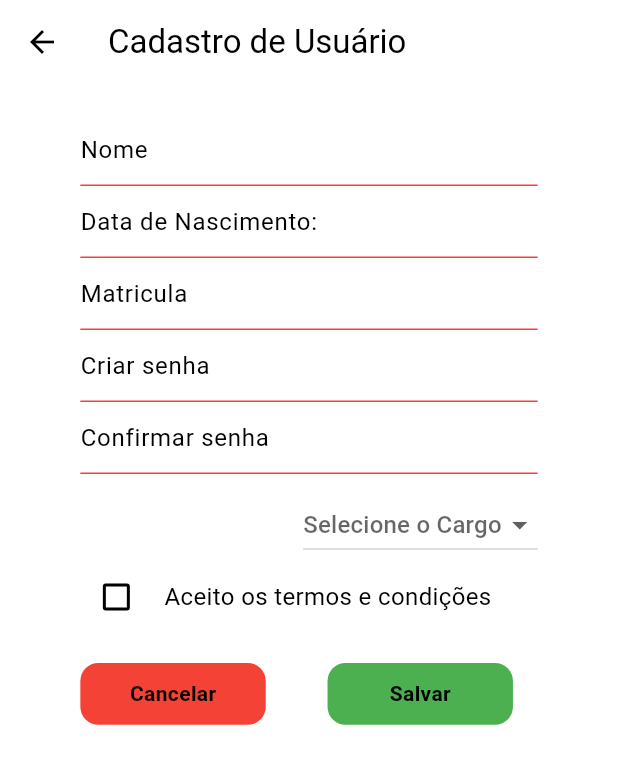
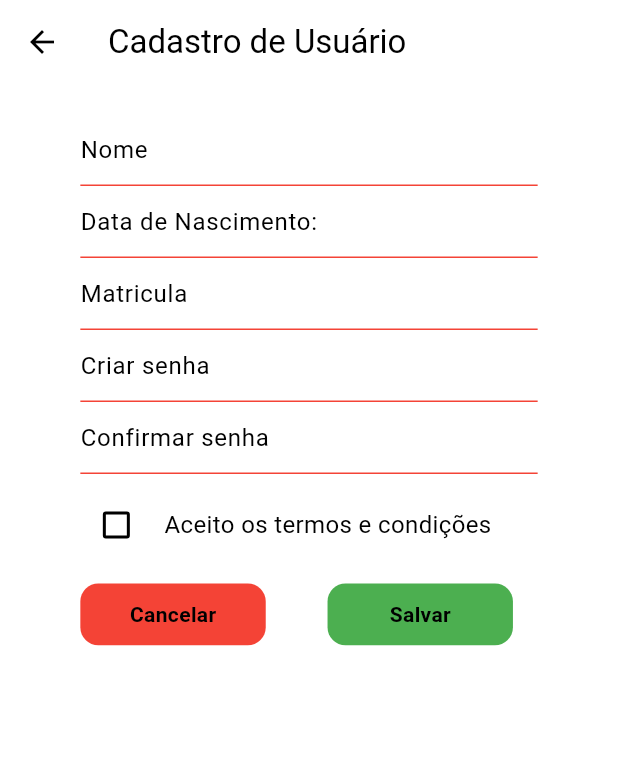
Before and after one commit to alexandrendev/app-queue, a Flutter app: the CadastroUsuario screen opened directly, on a phone screen of 412 x 824 dp. Shown: the top 764 px of the screen. Run offline on Flutter 3.47's test engine with Material 3 defaults, Android fonts, the phone set to English and light mode, and no system bars.

Commit message:
Revert "Feat: Adiciona tela de usuario"
This reverts commit 6a374f207bb2df40213ea32cdc37ae6e9350fa80.

```diff
--- a/app_queue/lib/components/my_dropdown_button.dart
+++ /dev/null
@@ -1,29 +0,0 @@
-import 'package:flutter/material.dart';
-
-class MyDropdownButton extends StatelessWidget {
-  final String? selectedValue; // O valor atualmente selecionado
-  final Function(String?) onChanged; // Função que será chamada quando o valor mudar
-  final List<String> items; // Lista de itens (cargos) disponíveis
-
-  const MyDropdownButton({
-    super.key,
-    required this.selectedValue,
-    required this.onChanged,
-    required this.items,
-  });
-
-  @override
-  Widget build(BuildContext context) {
-    return DropdownButton<String>(
-      value: selectedValue,
-      hint: const Text('Selecione o Cargo'),
-      onChanged: onChanged,
-      items: items.map<DropdownMenuItem<String>>((String value) {
-        return DropdownMenuItem<String>(
-          value: value,
-          child: Text(value),
-        );
-      }).toList(),
-    );
-  }
-}
--- a/app_queue/lib/pages/cadastro_usuario.dart
+++ b/app_queue/lib/pages/cadastro_usuario.dart
@@ -1,8 +1,6 @@
 import 'package:app_queue/components/my_button.dart';
 import 'package:app_queue/components/my_checkBox.dart';
-import 'package:app_queue/components/my_dropdown_button.dart';
 import 'package:app_queue/components/my_text_input.dart';
-
 import 'package:flutter/material.dart';
 
 class CadastroUsuario extends StatefulWidget {
@@ -19,14 +17,9 @@ class _CadastroUsuarioState extends State<CadastroUsuario> {
   final TextEditingController nomeController = TextEditingController();
   final TextEditingController dataNascimentoController = TextEditingController();
   final TextEditingController matriculaController = TextEditingController();
+  final TextEditingController cargoController = TextEditingController();
   final TextEditingController senhaController = TextEditingController();
   final TextEditingController confirmarSenhaController = TextEditingController();
-
-  // Variáveis para o Dropdown (Menu suspenso)
-  String? selectedCargo; // Cargo selecionado
-
-  // Lista de cargos para o Dropdown
-  final List<String> cargos = ['Atendente', 'Enfermeiro', 'Médico'];
 
   @override
   Widget build(BuildContext context) {
@@ -66,16 +59,17 @@ class _CadastroUsuarioState extends State<CadastroUsuario> {
                       validator: null,
                       keyboardType: TextInputType.number,
                     ),
+
                     MyTextInput(
                       hintText: 'Criar senha',
-                      obscureText: true,
+                      obscureText: true, // Senha deve ser oculta
                       controller: senhaController,
                       validator: null,
                       keyboardType: TextInputType.text,
                     ),
                     MyTextInput(
                       hintText: 'Confirmar senha',
-                      obscureText: true,
+                      obscureText: true, // Senha deve ser oculta
                       controller: confirmarSenhaController,
                       validator: null,
                       keyboardType: TextInputType.text,
@@ -83,41 +77,30 @@ class _CadastroUsuarioState extends State<CadastroUsuario> {
                     const SizedBox(
                       height: 10,
                     ),
-                    Row(mainAxisAlignment: MainAxisAlignment.end, children:[
-                      MyDropdownButton(
-                        selectedValue: selectedCargo, // Passando o valor selecionado
-                        onChanged: (String? newValue) {
-                          setState(() {
-                            selectedCargo = newValue; // Atualiza o cargo selecionado
-                          });
-                        },
-                        items: cargos, // Passando a lista de cargos
-                    ),
-                    ]
-
-                    ),
-
                     Row(
                       children: [
                         MyCheckbox(
-                          initialValue: isChecked, // Valor inicial do checkbox
+                          initialValue: isChecked,
                           onChanged: (bool value) {
                             setState(() {
-                              isChecked = value; // Atualiza o valor de isChecked
+                              isChecked = value;
                             });
                           },
                         ),
-                        const SizedBox(width: 8,), // Espaço entre checkbox e texto
+                        const SizedBox(width: 8),
                         const Text(
-                          'Aceito os termos e condições', // Texto ao lado do checkbox
+                          'Aceito os termos e condições',
                           style: TextStyle(
                             fontSize: 16,
                             fontWeight: FontWeight.w400,
                           ),
                         ),
+
                       ],
+
+                    ),const SizedBox(
+                        height: 15,
                     ),
-                    const SizedBox(height: 20,),
                     Row(
                       children: [
                         MyButton(
@@ -127,11 +110,11 @@ class _CadastroUsuarioState extends State<CadastroUsuario> {
                             nomeController.clear();
                             dataNascimentoController.clear();
                             matriculaController.clear();
+                            cargoController.clear();
                             senhaController.clear();
                             confirmarSenhaController.clear();
                             setState(() {
                               isChecked = false; // Desmarcar o checkbox
-                              selectedCargo = null; // Limpar o cargo selecionado
                             });
                           },
                           backgroundColor: Colors.red,
@@ -148,7 +131,6 @@ class _CadastroUsuarioState extends State<CadastroUsuario> {
                             // Aqui você pode adicionar a lógica de salvar os dados
                             if (senhaController.text == confirmarSenhaController.text) {
                               // Salvar os dados
-                              print("Dados salvos com sucesso!");
                             } else {
                               // Exibir um erro de confirmação de senha
                               ScaffoldMessenger.of(context).showSnackBar(
--- a/app_queue/lib/pages/init_page.dart
+++ b/app_queue/lib/pages/init_page.dart
@@ -1,7 +1,6 @@
 import 'package:app_queue/components/my_botton_app_bar.dart';
 import 'package:app_queue/components/my_up_app_bar.dart';
 import 'package:app_queue/pages/cadastro_paciente.dart';
-import 'package:app_queue/pages/cadastro_usuario.dart';
 import 'package:app_queue/pages/home_atendente.dart';
 import 'package:app_queue/pages/home_consultorio.dart';
 import 'package:flutter/material.dart';
@@ -14,10 +13,9 @@ class InitalPage extends StatefulWidget {
 }
 
 class _InitalPageState extends State<InitalPage> {
-  int _selectedIndex = 0;
+  int _selectedIndex = 1;
 
   final List _pages = [
-    CadastroUsuario(),
     HomeAtendente(),
     CadastroPaciente(),
   ];
```
Also changed, not shown: app_queue/pubspec.lock.
